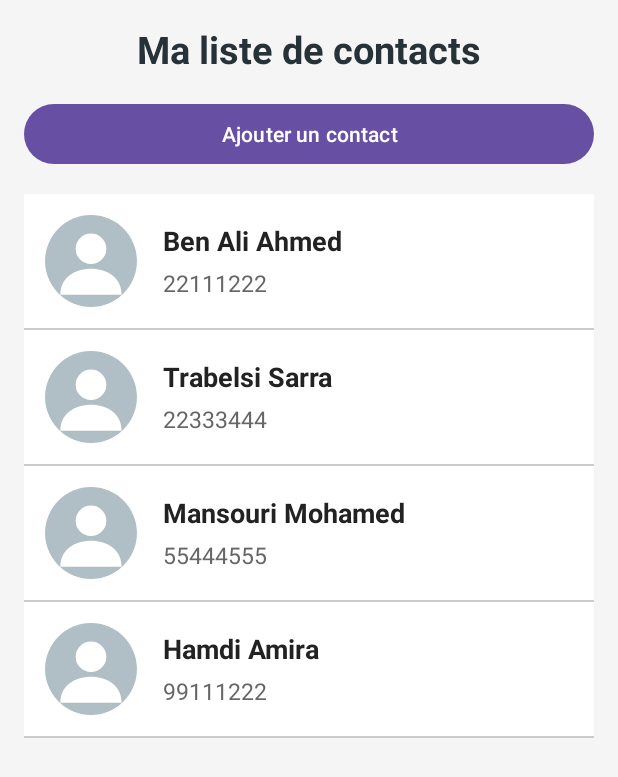
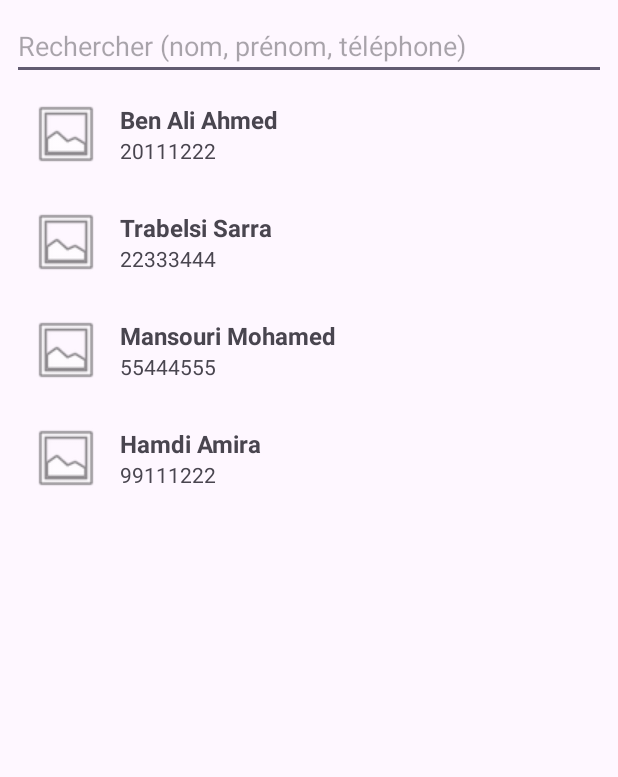
Before and after one commit to salwa513/contact4, an Android app: the screen it shows after launch (MainActivity), on a phone screen of 412 x 824 dp. Shown: the top 777 px of the screen. Run offline under Robolectric (Android 15) with nearby library versions, the phone set to English and light mode, and no system bars.

Commit message:
Initial commit - TP Android Contacts V4

```diff
--- /dev/null
+++ b/app/src/main/java/ListeContactsFragment.kt
@@ -0,0 +1,50 @@
+package com.example.contacts2
+
+import android.os.Bundle
+import android.view.View
+import android.widget.Toast
+import androidx.core.widget.doAfterTextChanged
+import androidx.fragment.app.Fragment
+import androidx.fragment.app.activityViewModels
+import androidx.recyclerview.widget.LinearLayoutManager
+import com.example.contacts2.databinding.FragmentListeBinding
+
+class ListeContactsFragment : Fragment(R.layout.fragment_liste) {
+
+    private val vm: ContactsViewModel by activityViewModels()
+    private var _b: FragmentListeBinding? = null
+    private val b get() = _b!!
+
+    override fun onViewCreated(view: View, savedInstanceState: Bundle?) {
+        super.onViewCreated(view, savedInstanceState)
+        _b = FragmentListeBinding.bind(view)
+
+        val adapter = ContactAdapter { contact -> ouvrirDetail(contact.id) }
+        b.recycler.layoutManager = LinearLayoutManager(requireContext())
+        b.recycler.adapter = adapter
+
+        fun appliquer() {
+            val q = b.etRecherche.text.toString().trim().lowercase()
+            val tous = vm.contacts.value.orEmpty()
+            val res = if (q.isEmpty()) tous else tous.filter {
+                it.nom.lowercase().contains(q) ||
+                        it.prenom.lowercase().contains(q) ||
+                        it.telephone.contains(q)
+            }
+            adapter.submit(res)
+            b.tvVide.visibility = if (res.isEmpty()) View.VISIBLE else View.GONE
+        }
+
+        vm.contacts.observe(viewLifecycleOwner) { appliquer() }
+        b.etRecherche.doAfterTextChanged { appliquer() }
+    }
+
+    private fun ouvrirDetail(id: Int) {
+        Toast.makeText(requireContext(), "Contact $id", Toast.LENGTH_SHORT).show()
+    }
+
+    override fun onDestroyView() {
+        super.onDestroyView()
+        _b = null
+    }
+}
--- a/app/src/main/java/com/example/contacts2/Contact.kt
+++ b/app/src/main/java/com/example/contacts2/Contact.kt
@@ -1,9 +1,12 @@
 package com.example.contacts2
 
 data class Contact(
+    val id: Int,
     var nom: String,
     var prenom: String,
     var telephone: String,
     var email: String,
-    var photo: String = ""
+    var photoUri: String? = null,
+    var latitude: Double? = null,
+    var longitude: Double? = null
 )
--- a/app/src/main/java/com/example/contacts2/ContactAdapter.kt
+++ b/app/src/main/java/com/example/contacts2/ContactAdapter.kt
@@ -1,59 +1,34 @@
 package com.example.contacts2
 
-import android.content.Context
 import android.net.Uri
 import android.view.LayoutInflater
-import android.view.View
 import android.view.ViewGroup
-import android.widget.BaseAdapter
-import android.widget.ImageView
-import android.widget.TextView
+import androidx.recyclerview.widget.RecyclerView
+import com.example.contacts2.databinding.ItemContactBinding
 
-class ContactAdapter(
-    private val context: Context,
-    private val contacts: MutableList<Contact>
-) : BaseAdapter() {
+class ContactAdapter(private val onClick: (Contact) -> Unit) :
+    RecyclerView.Adapter<ContactAdapter.VH>() {
 
-    override fun getCount(): Int {
-        return contacts.size
+    private var items: List<Contact> = emptyList()
+
+    fun submit(list: List<Contact>) {
+        items = list
+        notifyDataSetChanged()
     }
 
-    override fun getItem(position: Int): Contact {
-        return contacts[position]
+    inner class VH(val b: ItemContactBinding) : RecyclerView.ViewHolder(b.root)
+
+    override fun onCreateViewHolder(parent: ViewGroup, viewType: Int) =
+        VH(ItemContactBinding.inflate(LayoutInflater.from(parent.context), parent, false))
+
+    override fun onBindViewHolder(holder: VH, position: Int) {
+        val c = items[position]
+        holder.b.tvNomPrenom.text = "${c.nom} ${c.prenom}"
+        holder.b.tvTel.text = c.telephone
+        if (c.photoUri != null) holder.b.ivPhoto.setImageURI(Uri.parse(c.photoUri))
+        else holder.b.ivPhoto.setImageResource(android.R.drawable.ic_menu_gallery)
+        holder.b.root.setOnClickListener { onClick(c) }
     }
 
-    override fun getItemId(position: Int): Long {
-        return position.toLong()
-    }
-
-    override fun getView(
-        position: Int,
-        convertView: View?,
-        parent: ViewGroup?
-    ): View {
-
-        val view = convertView ?: LayoutInflater.from(context)
-            .inflate(R.layout.item_contact, parent, false)
-
-        val image = view.findViewById<ImageView>(R.id.imgContact)
-        val nomPrenom = view.findViewById<TextView>(R.id.txtNomPrenom)
-        val telephone = view.findViewById<TextView>(R.id.txtTelephone)
-
-        val contact = contacts[position]
-
-        nomPrenom.text = "${contact.nom} ${contact.prenom}"
-        telephone.text = contact.telephone
-
-        if (contact.photo.isNotEmpty()) {
-            try {
-                image.setImageURI(Uri.parse(contact.photo))
-            } catch (e: Exception) {
-                image.setImageResource(R.drawable.ic_contact)
-            }
-        } else {
-            image.setImageResource(R.drawable.ic_contact)
-        }
-
-        return view
-    }
+    override fun getItemCount() = items.size
 }
--- /dev/null
+++ b/app/src/main/java/com/example/contacts2/ContactsViewModel.kt
@@ -0,0 +1,28 @@
+package com.example.contacts2
+
+import androidx.lifecycle.LiveData
+import androidx.lifecycle.MutableLiveData
+import androidx.lifecycle.ViewModel
+
+class ContactsViewModel : ViewModel() {
+
+    private val data = mutableListOf(
+        Contact(1, "Ben Ali", "Ahmed", "20111222", "ahmed@mail.com", null, 33.8815, 10.0982),
+        Contact(2, "Trabelsi", "Sarra", "22333444", "sarra@mail.com", null, 36.8065, 10.1815),
+        Contact(3, "Mansouri", "Mohamed", "55444555", "mohamed@mail.com", null, null, null),
+        Contact(4, "Hamdi", "Amira", "99111222", "amira@mail.com", null, 35.8256, 10.6084)
+    )
+
+    private val _contacts = MutableLiveData<List<Contact>>(data.toList())
+    val contacts: LiveData<List<Contact>> = _contacts
+
+    fun getById(id: Int): Contact? = data.find { it.id == id }
+
+    fun update(c: Contact) {
+        val i = data.indexOfFirst { it.id == c.id }
+        if (i >= 0) {
+            data[i] = c
+            _contacts.value = data.toList()
+        }
+    }
+}
--- a/app/src/main/java/com/example/contacts2/MainActivity.kt
+++ b/app/src/main/java/com/example/contacts2/MainActivity.kt
@@ -1,87 +1,16 @@
 package com.example.contacts2
 
-import android.app.Activity
-import android.content.Intent
 import android.os.Bundle
-import android.widget.Button
-import android.widget.ListView
-import androidx.activity.result.contract.ActivityResultContracts
 import androidx.appcompat.app.AppCompatActivity
 
 class MainActivity : AppCompatActivity() {
-
-    private lateinit var listView: ListView
-    private lateinit var adapter: ContactAdapter
-
-    private val contacts = mutableListOf(
-        Contact("Ben Ali", "Ahmed", "22111222", "ahmed@gmail.com"),
-        Contact("Trabelsi", "Sarra", "22333444", "sarra@gmail.com"),
-        Contact("Mansouri", "Mohamed", "55444555", "mohamed@gmail.com"),
-        Contact("Hamdi", "Amira", "99111222", "amira@gmail.com")
-    )
-
-    private val detailLauncher =
-        registerForActivityResult(
-            ActivityResultContracts.StartActivityForResult()
-        ) { result ->
-
-            if (result.resultCode == Activity.RESULT_OK) {
-
-                val data = result.data
-
-                if (data != null) {
-
-                    val position = data.getIntExtra("position", -1)
-
-                    val contact = Contact(
-                        data.getStringExtra("nom") ?: "",
-                        data.getStringExtra("prenom") ?: "",
-                        data.getStringExtra("telephone") ?: "",
-                        data.getStringExtra("email") ?: "",
-                        data.getStringExtra("photo") ?: ""
-                    )
-
-                    if (position == -1) {
-                        // Nouveau contact
-                        contacts.add(contact)
-                    } else if (position >= 0 && position < contacts.size) {
-                        // Modification d'un contact existant
-                        contacts[position] = contact
-                    }
-
-                    adapter.notifyDataSetChanged()
-                }
-            }
-        }
-
     override fun onCreate(savedInstanceState: Bundle?) {
         super.onCreate(savedInstanceState)
         setContentView(R.layout.activity_main)
-
-        listView = findViewById(R.id.listViewContacts)
-        adapter = ContactAdapter(this, contacts)
-        listView.adapter = adapter
-
-        // Clic sur un contact : ouvrir DetailActivity
-        listView.setOnItemClickListener { _, _, position, _ ->
-
-            val contact = contacts[position]
-
-            val intent = Intent(this, DetailActivity::class.java)
-            intent.putExtra("position", position)
-            intent.putExtra("nom", contact.nom)
-            intent.putExtra("prenom", contact.prenom)
-            intent.putExtra("telephone", contact.telephone)
-            intent.putExtra("email", contact.email)
-            intent.putExtra("photo", contact.photo)
-
-            detailLauncher.launch(intent)
-        }
-
-        // Bouton Ajouter : DetailActivity vide (position = -1)
-        findViewById<Button>(R.id.btnAjouter).setOnClickListener {
-            val intent = Intent(this, DetailActivity::class.java)
-            detailLauncher.launch(intent)
+        if (savedInstanceState == null) {
+            supportFragmentManager.beginTransaction()
+                .replace(R.id.fragment_container, ListeContactsFragment())
+                .commit()
         }
     }
 }
--- a/app/src/main/res/layout/activity_main.xml
+++ b/app/src/main/res/layout/activity_main.xml
@@ -1,35 +1,6 @@
 <?xml version="1.0" encoding="utf-8"?>
-<LinearLayout xmlns:android="http://schemas.android.com/apk/res/android"
+<androidx.fragment.app.FragmentContainerView
+    xmlns:android="http://schemas.android.com/apk/res/android"
+    android:id="@+id/fragment_container"
     android:layout_width="match_parent"
-    android:layout_height="match_parent"
-    android:orientation="vertical"
-    android:fitsSystemWindows="true"
-    android:background="#F5F5F5">
-
-    <TextView
-        android:layout_width="match_parent"
-        android:layout_height="wrap_content"
-        android:text="Ma liste de contacts"
-        android:textSize="25sp"
-        android:textStyle="bold"
-        android:textColor="#263238"
-        android:gravity="center"
-        android:padding="15dp" />
-
-    <Button
-        android:id="@+id/btnAjouter"
-        android:layout_width="match_parent"
-        android:layout_height="wrap_content"
-        android:layout_marginStart="16dp"
-        android:layout_marginEnd="16dp"
-        android:text="Ajouter un contact" />
-
-    <ListView
-        android:id="@+id/listViewContacts"
-        android:layout_width="match_parent"
-        android:layout_height="match_parent"
-        android:layout_margin="16dp"
-        android:divider="#CCCCCC"
-        android:dividerHeight="1dp" />
-
-</LinearLayout>
+    android:layout_height="match_parent" />
--- /dev/null
+++ b/app/src/main/res/layout/fragment_liste.xml
@@ -0,0 +1,29 @@
+<?xml version="1.0" encoding="utf-8"?>
+<LinearLayout xmlns:android="http://schemas.android.com/apk/res/android"
+    android:layout_width="match_parent"
+    android:layout_height="match_parent"
+    android:orientation="vertical"
+    android:padding="8dp"
+    android:fitsSystemWindows="true">
+
+    <EditText
+        android:id="@+id/etRecherche"
+        android:layout_width="match_parent"
+        android:layout_height="wrap_content"
+        android:hint="Rechercher (nom, prénom, téléphone)"
+        android:inputType="text" />
+
+    <TextView
+        android:id="@+id/tvVide"
+        android:layout_width="match_parent"
+        android:layout_height="wrap_content"
+        android:text="Aucun contact trouvé"
+        android:gravity="center"
+        android:padding="24dp"
+        android:visibility="gone" />
+
+    <androidx.recyclerview.widget.RecyclerView
+        android:id="@+id/recycler"
+        android:layout_width="match_parent"
+        android:layout_height="match_parent" />
+</LinearLayout>
--- a/app/src/main/res/layout/item_contact.xml
+++ b/app/src/main/res/layout/item_contact.xml
@@ -1,44 +1,34 @@
 <?xml version="1.0" encoding="utf-8"?>
-<LinearLayout
-    xmlns:android="http://schemas.android.com/apk/res/android"
+<LinearLayout xmlns:android="http://schemas.android.com/apk/res/android"
     android:layout_width="match_parent"
     android:layout_height="wrap_content"
     android:orientation="horizontal"
-    android:gravity="center_vertical"
     android:padding="12dp"
-    android:background="#FFFFFF">
+    android:gravity="center_vertical">
 
     <ImageView
-        android:id="@+id/imgContact"
-        android:layout_width="65dp"
-        android:layout_height="65dp"
-        android:src="@drawable/ic_contact"
-        android:scaleType="centerCrop"
-        android:contentDescription="Photo du contact"/>
+        android:id="@+id/ivPhoto"
+        android:layout_width="48dp"
+        android:layout_height="48dp"
+        android:scaleType="centerCrop" />
 
     <LinearLayout
         android:layout_width="0dp"
         android:layout_height="wrap_content"
         android:layout_weight="1"
         android:orientation="vertical"
-        android:paddingStart="15dp">
+        android:layout_marginStart="12dp">
 
         <TextView
-            android:id="@+id/txtNomPrenom"
-            android:layout_width="match_parent"
+            android:id="@+id/tvNomPrenom"
+            android:layout_width="wrap_content"
             android:layout_height="wrap_content"
-            android:text="Nom Prénom"
-            android:textSize="18sp"
             android:textStyle="bold"
-            android:textColor="#222222"/>
+            android:textSize="16sp" />
 
         <TextView
-            android:id="@+id/txtTelephone"
-            android:layout_width="match_parent"
-            android:layout_height="wrap_content"
-            android:text="Téléphone"
-            android:textSize="15sp"
-            android:textColor="#666666"
-            android:paddingTop="5dp"/>
+            android:id="@+id/tvTel"
+            android:layout_width="wrap_content"
+            android:layout_height="wrap_content" />
     </LinearLayout>
 </LinearLayout>
```
Also changed, not shown: app/build.gradle.kts (+11 -3 lines), build.gradle.kts (+52 -2 lines), 1 other file.
